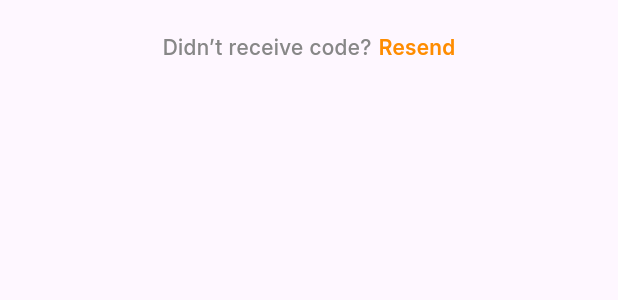
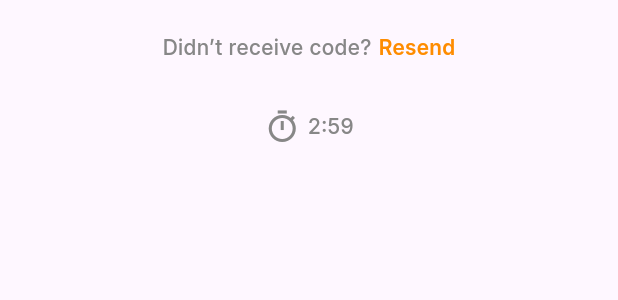
Before and after one commit to MohamedEssami20/delivery_food, a Flutter app: the OtpViewBody widget shown alone on an empty page, opened directly, on a phone screen of 412 x 824 dp. Shown: the part 718-1018 px from the top of the screen. Run offline on Flutter 3.47's test engine with Material 3 defaults, Android fonts, the phone set to English and light mode, and no system bars; our stand-ins replace cloud_firestore, dartz, dots_indicator, firebase_auth, firebase_core, flutter_bloc and 4 more; missing offline and left inert: flutter_facebook_auth, svg_flutter; accounts and stored records are empty; statements that could not run were skipped.

Commit message:
create timer widget to otp verification

```diff
--- a/lib/features/auth/presentation/views/widgets/otp_view_body.dart
+++ b/lib/features/auth/presentation/views/widgets/otp_view_body.dart
@@ -1,9 +1,10 @@
+
 import 'package:delivery_food/core/utils/widgets/custom_app_bar.dart';
 import 'package:delivery_food/features/auth/presentation/views/widgets/dont_recieve_code.dart';
 import 'package:delivery_food/features/auth/presentation/views/widgets/login_or_rigster_header.dart';
 import 'package:delivery_food/features/auth/presentation/views/widgets/otp_text_field.dart';
+import 'package:delivery_food/features/auth/presentation/views/widgets/timer_widget.dart';
 import 'package:flutter/material.dart';
-
 import '../../../../../core/utils/widgets/custom_button.dart';
 import '../reset_password_view.dart';
 
@@ -43,8 +44,9 @@ class OtpViewBody extends StatelessWidget {
           ),
           const DontRecieveCode(),
           const Padding(
-            padding: EdgeInsets.only(top: 50),
+            padding: EdgeInsets.only(top: 30),
           ),
+          const TimerWidget(),
           const Spacer(),
           SizedBox(
             height: 70,
--- /dev/null
+++ b/lib/features/auth/presentation/views/widgets/timer_widget.dart
@@ -0,0 +1,70 @@
+import 'dart:async';
+import 'package:flutter/material.dart';
+
+import '../../../../../core/utils/app_text_styles.dart';
+
+class TimerWidget extends StatefulWidget {
+  const TimerWidget({super.key});
+
+  @override
+  TimerWidgetState createState() => TimerWidgetState();
+}
+
+class TimerWidgetState extends State<TimerWidget> {
+  late int _seconds;
+  late Timer _timer;
+
+  @override
+  void initState() {
+    super.initState();
+    _seconds = 180; // 3 minutes = 180 seconds
+    _startTimer();
+  }
+
+  void _startTimer() {
+    _timer = Timer.periodic(const Duration(seconds: 1), (timer) {
+      if (_seconds > 0) {
+        setState(() {
+          _seconds--;
+        });
+      } else {
+        _timer.cancel(); // إيقاف التايمر بعد 3 دقائق
+        // يمكن إضافة أي إجراء آخر عند انتهاء الوقت
+      }
+    });
+  }
+
+  String get formattedTime {
+    int minutes = _seconds ~/ 60; // حساب الدقايق
+    int seconds = _seconds % 60; // حساب الثواني
+    return '$minutes:${seconds.toString().padLeft(2, '0')}';
+  }
+
+  @override
+  void dispose() {
+    _timer.cancel(); // تأكد من إيقاف التايمر عند مغادرة الصفحة
+    super.dispose();
+  }
+
+  @override
+  Widget build(BuildContext context) {
+    return Row(
+      mainAxisAlignment: MainAxisAlignment.center,
+      children: <Widget>[
+        const Icon(
+          Icons.timer_sharp,
+          color: Color(0xFF878787),
+        ),
+        const Padding(
+          padding: EdgeInsets.only(left: 5),
+        ),
+        Text(
+          formattedTime, // عرض الوقت المتبقي
+          style: AppTextStyles.medium14.copyWith(
+            color: const Color(0xFF878787),
+          ),
+        ),
+      ],
+    );
+  }
+}
```
